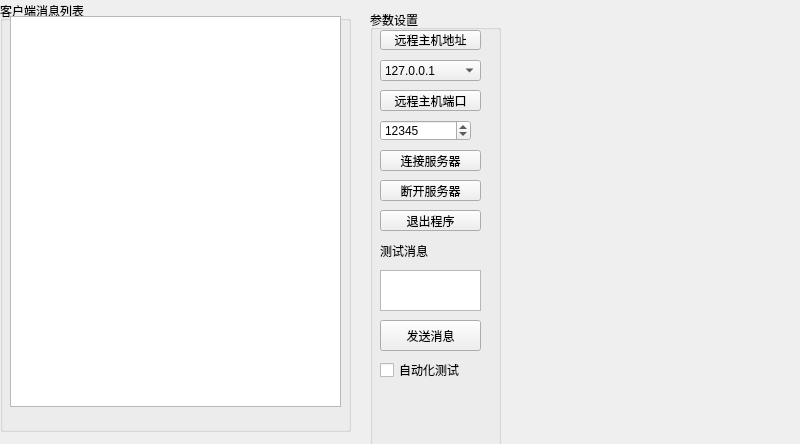
Above: formpop3client.ui from AuroraDev-shuyu/NetTools before the change. Below: the same form after it.
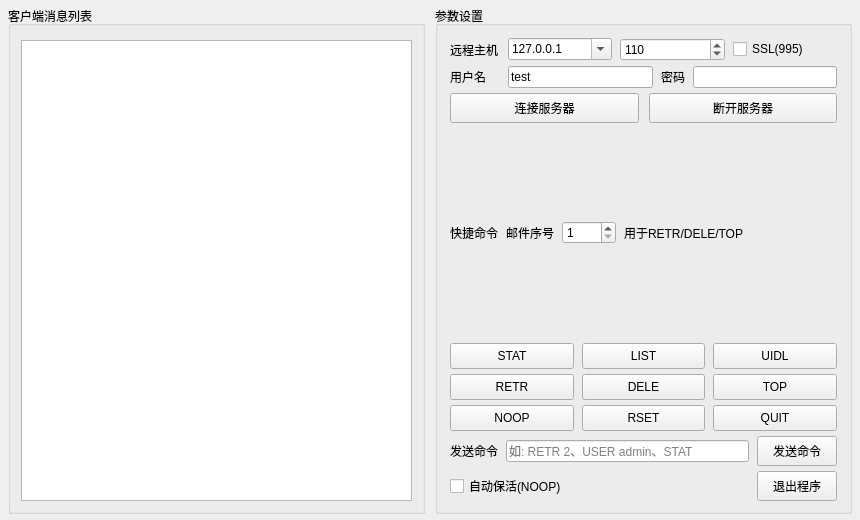
That is the form after the change. Icons and pictures are not drawn.

Commit message: feat:增加POP3client模块

Diff of the .ui file:
```diff
--- a/formpop3client.ui
+++ b/formpop3client.ui
@@ -6,210 +6,469 @@
    <rect>
     <x>0</x>
     <y>0</y>
-    <width>800</width>
-    <height>444</height>
+    <width>860</width>
+    <height>520</height>
    </rect>
   </property>
   <property name="windowTitle">
    <string>Form</string>
   </property>
-  <widget class="QGroupBox" name="groupBox">
-   <property name="geometry">
-    <rect>
-     <x>0</x>
-     <y>1</y>
-     <width>351</width>
-     <height>431</height>
-    </rect>
+  <layout class="QHBoxLayout" name="horizontalLayout">
+   <property name="spacing">
+    <number>10</number>
    </property>
-   <property name="title">
-    <string>客户端消息列表</string>
+   <property name="leftMargin">
+    <number>8</number>
    </property>
-   <widget class="QPlainTextEdit" name="plainTextEdit_POP3ClientMsg">
-    <property name="geometry">
-     <rect>
-      <x>10</x>
-      <y>15</y>
-      <width>331</width>
-      <height>391</height>
-     </rect>
-    </property>
-   </widget>
-  </widget>
-  <widget class="QGroupBox" name="groupBox_3">
-   <property name="geometry">
-    <rect>
-     <x>370</x>
-     <y>10</y>
-     <width>131</width>
-     <height>481</height>
-    </rect>
+   <property name="topMargin">
+    <number>6</number>
    </property>
-   <property name="title">
-    <string>参数设置</string>
+   <property name="rightMargin">
+    <number>8</number>
    </property>
-   <widget class="QPushButton" name="pushButton_POP3ClientDisconnect">
-    <property name="geometry">
-     <rect>
-      <x>10</x>
-      <y>170</y>
-      <width>101</width>
-      <height>21</height>
-     </rect>
-    </property>
-    <property name="text">
-     <string>断开服务器</string>
-    </property>
-    <property name="icon">
-     <iconset resource="images.qrc">
-      <normaloff>:/new/prefix1/images/disconnect.ico</normaloff>:/new/prefix1/images/disconnect.ico</iconset>
-    </property>
-   </widget>
-   <widget class="QPushButton" name="pushButton_POP3ClientConnect">
-    <property name="geometry">
-     <rect>
-      <x>10</x>
-      <y>140</y>
-      <width>101</width>
-      <height>21</height>
-     </rect>
-    </property>
-    <property name="text">
-     <string>连接服务器</string>
-    </property>
-    <property name="icon">
-     <iconset resource="images.qrc">
-      <normaloff>:/new/prefix1/images/connect.ico</normaloff>:/new/prefix1/images/connect.ico</iconset>
-    </property>
-   </widget>
-   <widget class="QSpinBox" name="spinBox_POP3ClientPort">
-    <property name="geometry">
-     <rect>
-      <x>10</x>
-      <y>110</y>
-      <width>91</width>
-      <height>21</height>
-     </rect>
-    </property>
-    <property name="maximum">
-     <number>65535</number>
-    </property>
-    <property name="value">
-     <number>12345</number>
-    </property>
-   </widget>
-   <widget class="QPushButton" name="pushButton_2">
-    <property name="geometry">
-     <rect>
-      <x>10</x>
-      <y>80</y>
-      <width>101</width>
-      <height>21</height>
-     </rect>
-    </property>
-    <property name="text">
-     <string>远程主机端口</string>
-    </property>
-   </widget>
-   <widget class="QComboBox" name="comboBox_POP3ClientIP">
-    <property name="geometry">
-     <rect>
-      <x>10</x>
-      <y>50</y>
-      <width>101</width>
-      <height>21</height>
-     </rect>
-    </property>
-    <item>
-     <property name="text">
-      <string>127.0.0.1</string>
+   <property name="bottomMargin">
+    <number>6</number>
+   </property>
+   <item>
+    <widget class="QGroupBox" name="groupBox">
+     <property name="title">
+      <string>客户端消息列表</string>
      </property>
-    </item>
-   </widget>
-   <widget class="QPushButton" name="pushButton">
-    <property name="geometry">
-     <rect>
-      <x>10</x>
-      <y>20</y>
-      <width>101</width>
-      <height>20</height>
-     </rect>
-    </property>
-    <property name="text">
-     <string>远程主机地址</string>
-    </property>
-   </widget>
-   <widget class="QPushButton" name="pushButton_POP3ClientSendMsg">
-    <property name="geometry">
-     <rect>
-      <x>10</x>
-      <y>310</y>
-      <width>101</width>
-      <height>31</height>
-     </rect>
-    </property>
-    <property name="text">
-     <string>发送消息</string>
-    </property>
-    <property name="icon">
-     <iconset resource="images.qrc">
-      <normaloff>:/new/prefix1/images/sendmsg2.ico</normaloff>:/new/prefix1/images/sendmsg2.ico</iconset>
-    </property>
-   </widget>
-   <widget class="QPlainTextEdit" name="plainTextEdit_POP3ClientSendData">
-    <property name="geometry">
-     <rect>
-      <x>10</x>
-      <y>260</y>
-      <width>101</width>
-      <height>41</height>
-     </rect>
-    </property>
-   </widget>
-   <widget class="QLabel" name="label_2">
-    <property name="geometry">
-     <rect>
-      <x>10</x>
-      <y>230</y>
-      <width>101</width>
-      <height>21</height>
-     </rect>
-    </property>
-    <property name="text">
-     <string>测试消息</string>
-    </property>
-   </widget>
-   <widget class="QPushButton" name="pushButton_POP3ClientClose">
-    <property name="geometry">
-     <rect>
-      <x>10</x>
-      <y>200</y>
-      <width>101</width>
-      <height>21</height>
-     </rect>
-    </property>
-    <property name="text">
-     <string>退出程序</string>
-    </property>
-    <property name="icon">
-     <iconset resource="images.qrc">
-      <normaloff>:/new/prefix1/images/exit.ico</normaloff>:/new/prefix1/images/exit.ico</iconset>
-    </property>
-   </widget>
-   <widget class="QCheckBox" name="checkBox_POP3ClientAutoTesting">
-    <property name="geometry">
-     <rect>
-      <x>10</x>
-      <y>350</y>
-      <width>101</width>
-      <height>20</height>
-     </rect>
-    </property>
-    <property name="text">
-     <string>自动化测试</string>
-    </property>
-   </widget>
-  </widget>
+     <layout class="QVBoxLayout" name="verticalLayout">
+      <property name="leftMargin">
+       <number>10</number>
+      </property>
+      <property name="topMargin">
+       <number>14</number>
+      </property>
+      <property name="rightMargin">
+       <number>10</number>
+      </property>
+      <property name="bottomMargin">
+       <number>10</number>
+      </property>
+      <item>
+       <widget class="QPlainTextEdit" name="plainTextEdit_POP3ClientMsg">
+        <property name="readOnly">
+         <bool>true</bool>
+        </property>
+       </widget>
+      </item>
+     </layout>
+    </widget>
+   </item>
+   <item>
+    <widget class="QGroupBox" name="groupBox_3">
+     <property name="minimumSize">
+      <size>
+       <width>400</width>
+       <height>0</height>
+      </size>
+     </property>
+     <property name="title">
+      <string>参数设置</string>
+     </property>
+     <layout class="QGridLayout" name="gridLayout_3">
+      <property name="leftMargin">
+       <number>12</number>
+      </property>
+      <property name="topMargin">
+       <number>12</number>
+      </property>
+      <property name="rightMargin">
+       <number>12</number>
+      </property>
+      <property name="bottomMargin">
+       <number>10</number>
+      </property>
+      <property name="horizontalSpacing">
+       <number>10</number>
+      </property>
+      <property name="verticalSpacing">
+       <number>5</number>
+      </property>
+      <item row="0" column="0">
+       <widget class="QLabel" name="label">
+        <property name="text">
+         <string>远程主机</string>
+        </property>
+       </widget>
+      </item>
+      <item row="0" column="1">
+       <layout class="QHBoxLayout" name="horizontalLayout_host">
+        <property name="spacing">
+         <number>8</number>
+        </property>
+        <item>
+         <widget class="QComboBox" name="comboBox_POP3ClientIP">
+          <property name="editable">
+           <bool>true</bool>
+          </property>
+          <item>
+           <property name="text">
+            <string>127.0.0.1</string>
+           </property>
+          </item>
+         </widget>
+        </item>
+        <item>
+         <widget class="QSpinBox" name="spinBox_POP3ClientPort">
+          <property name="maximumSize">
+           <size>
+            <width>120</width>
+            <height>16777215</height>
+           </size>
+          </property>
+          <property name="maximum">
+           <number>65535</number>
+          </property>
+          <property name="value">
+           <number>110</number>
+          </property>
+         </widget>
+        </item>
+        <item>
+         <widget class="QCheckBox" name="checkBox_POP3ClientSsl">
+          <property name="text">
+           <string>SSL(995)</string>
+          </property>
+         </widget>
+        </item>
+       </layout>
+      </item>
+      <item row="1" column="0">
+       <widget class="QLabel" name="label_2">
+        <property name="text">
+         <string>用户名</string>
+        </property>
+       </widget>
+      </item>
+      <item row="1" column="1">
+       <layout class="QHBoxLayout" name="horizontalLayout_user">
+        <property name="spacing">
+         <number>8</number>
+        </property>
+        <item>
+         <widget class="QLineEdit" name="lineEdit_POP3ClientUser">
+          <property name="text">
+           <string>test</string>
+          </property>
+         </widget>
+        </item>
+        <item>
+         <widget class="QLabel" name="label_3">
+          <property name="text">
+           <string>密码</string>
+          </property>
+         </widget>
+        </item>
+        <item>
+         <widget class="QLineEdit" name="lineEdit_POP3ClientPass">
+          <property name="echoMode">
+           <enum>QLineEdit::Password</enum>
+          </property>
+         </widget>
+        </item>
+       </layout>
+      </item>
+      <item row="2" column="0" colspan="2">
+       <layout class="QHBoxLayout" name="horizontalLayout_2">
+        <property name="spacing">
+         <number>10</number>
+        </property>
+        <item>
+         <widget class="QPushButton" name="pushButton_POP3ClientConnect">
+          <property name="minimumSize">
+           <size>
+            <width>0</width>
+            <height>30</height>
+           </size>
+          </property>
+          <property name="text">
+           <string>连接服务器</string>
+          </property>
+         </widget>
+        </item>
+        <item>
+         <widget class="QPushButton" name="pushButton_POP3ClientDisconnect">
+          <property name="minimumSize">
+           <size>
+            <width>0</width>
+            <height>30</height>
+           </size>
+          </property>
+          <property name="text">
+           <string>断开服务器</string>
+          </property>
+         </widget>
+        </item>
+       </layout>
+      </item>
+      <item row="3" column="0" colspan="2">
+       <layout class="QHBoxLayout" name="horizontalLayout_msgNo">
+        <property name="spacing">
+         <number>8</number>
+        </property>
+        <item>
+         <widget class="QLabel" name="label_6">
+          <property name="text">
+           <string>快捷命令</string>
+          </property>
+         </widget>
+        </item>
+        <item>
+         <widget class="QLabel" name="label_4">
+          <property name="text">
+           <string>邮件序号</string>
+          </property>
+         </widget>
+        </item>
+        <item>
+         <widget class="QSpinBox" name="spinBox_POP3ClientMsgNo">
+          <property name="maximumSize">
+           <size>
+            <width>70</width>
+            <height>16777215</height>
+           </size>
+          </property>
+          <property name="minimum">
+           <number>1</number>
+          </property>
+          <property name="maximum">
+           <number>9999</number>
+          </property>
+          <property name="value">
+           <number>1</number>
+          </property>
+         </widget>
+        </item>
+        <item>
+         <widget class="QLabel" name="label_5">
+          <property name="text">
+           <string>用于RETR/DELE/TOP</string>
+          </property>
+         </widget>
+        </item>
+        <item>
+         <spacer name="horizontalSpacer_msgNo">
+          <property name="orientation">
+           <enum>Qt::Horizontal</enum>
+          </property>
+          <property name="sizeHint" stdset="0">
+           <size>
+            <width>40</width>
+            <height>20</height>
+           </size>
+          </property>
+         </spacer>
+        </item>
+       </layout>
+      </item>
+      <item row="4" column="0" colspan="2">
+       <layout class="QGridLayout" name="quickGrid">
+        <property name="horizontalSpacing">
+         <number>8</number>
+        </property>
+        <property name="verticalSpacing">
+         <number>5</number>
+        </property>
+        <item row="0" column="0">
+         <widget class="QPushButton" name="pushButton_POP3ClientStat">
+          <property name="minimumSize">
+           <size>
+            <width>0</width>
+            <height>26</height>
+           </size>
+          </property>
+          <property name="text">
+           <string>STAT</string>
+          </property>
+         </widget>
+        </item>
+        <item row="0" column="1">
+         <widget class="QPushButton" name="pushButton_POP3ClientList">
+          <property name="minimumSize">
+           <size>
+            <width>0</width>
+            <height>26</height>
+           </size>
+          </property>
+          <property name="text">
+           <string>LIST</string>
+          </property>
+         </widget>
+        </item>
+        <item row="0" column="2">
+         <widget class="QPushButton" name="pushButton_POP3ClientUidl">
+          <property name="minimumSize">
+           <size>
+            <width>0</width>
+            <height>26</height>
+           </size>
+          </property>
+          <property name="text">
+           <string>UIDL</string>
+          </property>
+         </widget>
+        </item>
+        <item row="1" column="0">
+         <widget class="QPushButton" name="pushButton_POP3ClientRetr">
+          <property name="minimumSize">
+           <size>
+            <width>0</width>
+            <height>26</height>
+           </size>
+          </property>
+          <property name="text">
+           <string>RETR</string>
+          </property>
+         </widget>
+        </item>
+        <item row="1" column="1">
+         <widget class="QPushButton" name="pushButton_POP3ClientDele">
+          <property name="minimumSize">
+           <size>
+            <width>0</width>
+            <height>26</height>
+           </size>
+          </property>
+          <property name="text">
+           <string>DELE</string>
+          </property>
+         </widget>
+        </item>
+        <item row="1" column="2">
+         <widget class="QPushButton" name="pushButton_POP3ClientTop">
+          <property name="minimumSize">
+           <size>
+            <width>0</width>
+            <height>26</height>
+           </size>
+          </property>
+          <property name="text">
+           <string>TOP</string>
+          </property>
+         </widget>
+        </item>
+        <item row="2" column="0">
+         <widget class="QPushButton" name="pushButton_POP3ClientNoop">
+          <property name="minimumSize">
+           <size>
+            <width>0</width>
+            <height>26</height>
+           </size>
+          </property>
+          <property name="text">
+           <string>NOOP</string>
+          </property>
+         </widget>
+        </item>
+        <item row="2" column="1">
+         <widget class="QPushButton" name="pushButton_POP3ClientRset">
+          <property name="minimumSize">
+           <size>
+            <width>0</width>
+            <height>26</height>
+           </size>
+          </property>
+          <property name="text">
+           <string>RSET</string>
+          </property>
+         </widget>
+        </item>
+        <item row="2" column="2">
+         <widget class="QPushButton" name="pushButton_POP3ClientQuit">
+          <property name="minimumSize">
+           <size>
+            <width>0</width>
+            <height>26</height>
+           </size>
+          </property>
+          <property name="text">
+           <string>QUIT</string>
+          </property>
+         </widget>
+        </item>
+       </layout>
+      </item>
+      <item row="5" column="0" colspan="2">
+       <layout class="QHBoxLayout" name="horizontalLayout_cmd">
+        <property name="spacing">
+         <number>8</number>
+        </property>
+        <item>
+         <widget class="QLabel" name="label_7">
+          <property name="text">
+           <string>发送命令</string>
+          </property>
+         </widget>
+        </item>
+        <item>
+         <widget class="QLineEdit" name="lineEdit_POP3ClientCmd">
+          <property name="placeholderText">
+           <string>如: RETR 2、USER admin、STAT</string>
+          </property>
+         </widget>
+        </item>
+        <item>
+         <widget class="QPushButton" name="pushButton_POP3ClientSendMsg">
+          <property name="minimumSize">
+           <size>
+            <width>0</width>
+            <height>30</height>
+           </size>
+          </property>
+          <property name="text">
+           <string>发送命令</string>
+          </property>
+         </widget>
+        </item>
+       </layout>
+      </item>
+      <item row="6" column="0" colspan="2">
+       <layout class="QHBoxLayout" name="horizontalLayout_bottom">
+        <property name="spacing">
+         <number>10</number>
+        </property>
+        <item>
+         <widget class="QCheckBox" name="checkBox_POP3ClientAutoTesting">
+          <property name="text">
+           <string>自动保活(NOOP)</string>
+          </property>
+         </widget>
+        </item>
+        <item>
+         <spacer name="horizontalSpacer_bottom">
+          <property name="orientation">
+           <enum>Qt::Horizontal</enum>
+          </property>
+          <property name="sizeHint" stdset="0">
+           <size>
+            <width>40</width>
+            <height>20</height>
+           </size>
+          </property>
+         </spacer>
+        </item>
+        <item>
+         <widget class="QPushButton" name="pushButton_POP3ClientClose">
+          <property name="minimumSize">
+           <size>
+            <width>0</width>
+            <height>30</height>
+           </size>
+          </property>
+          <property name="text">
+           <string>退出程序</string>
+          </property>
+         </widget>
+        </item>
+       </layout>
+      </item>
+     </layout>
+    </widget>
+   </item>
+  </layout>
  </widget>
  <resources>
   <include location="images.qrc"/>
```
The commit also changes 13 other files.
